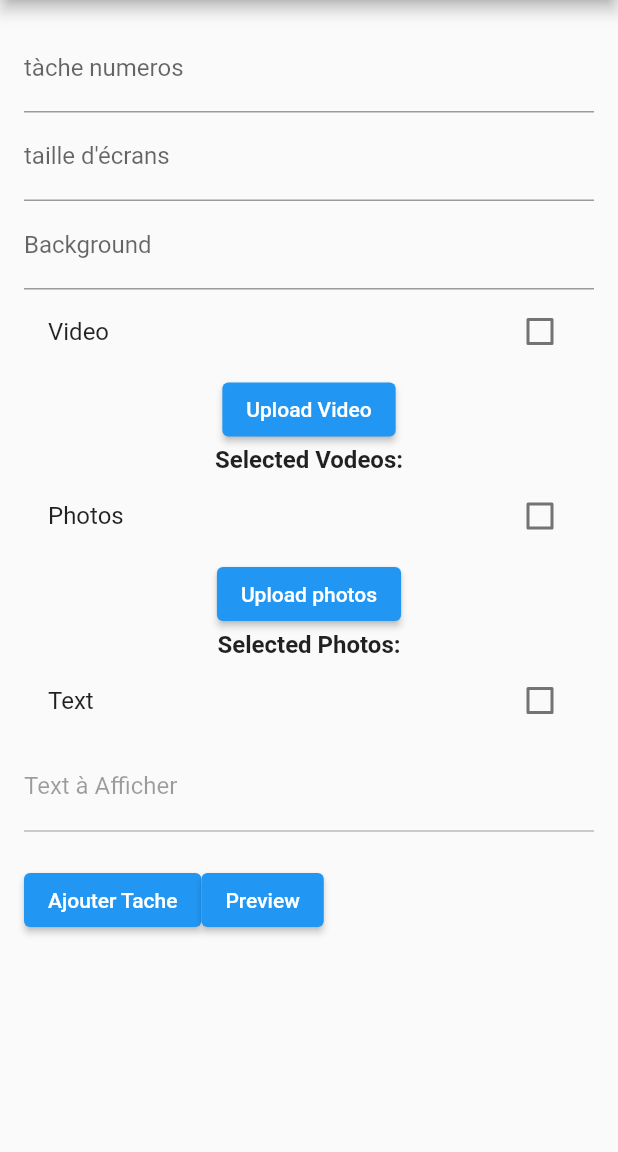
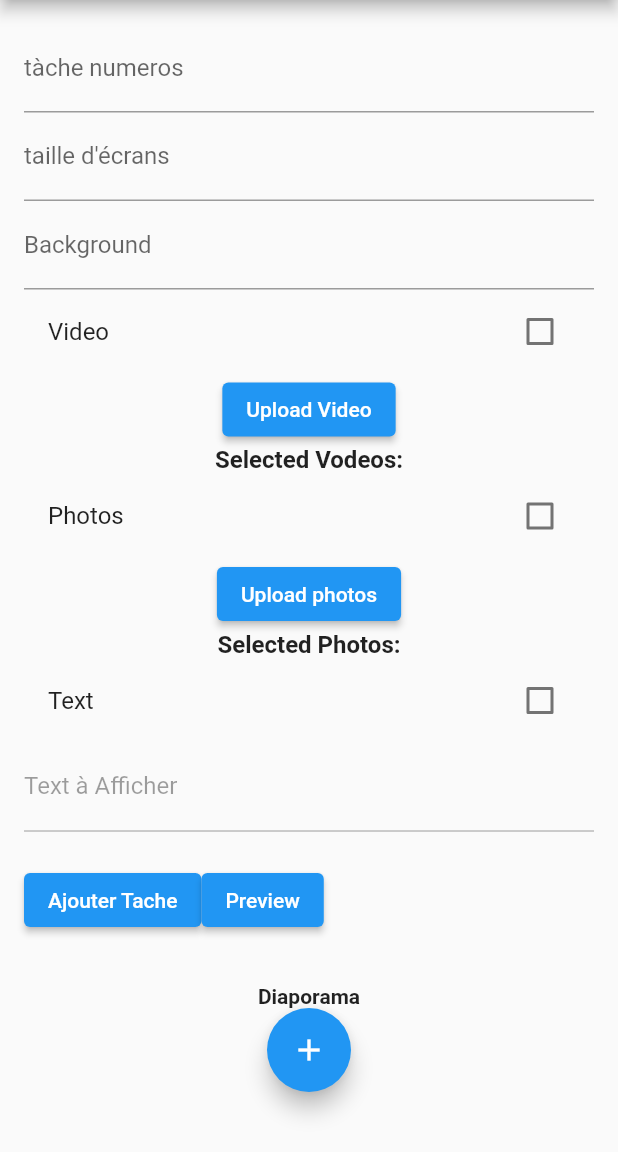
Before and after one commit to aminelinux/pubAppClient, a Flutter app: the screen it shows after launch, after a tap on "Ajouter Tache", on a phone screen of 412 x 824 dp, the part 84-1236 px from its top. Run offline on Flutter 3.47's test engine with Material 2 defaults, Android fonts, the phone set to English and light mode, and no system bars; our stand-ins replace file_picker; network calls fail.

Commit message:
dropdown fixes

```diff
--- a/lib/main.dart
+++ b/lib/main.dart
@@ -1,11 +1,64 @@
 import 'dart:convert';
+//import 'dart:html';
 import 'dart:io';
 
+import 'package:flutter/foundation.dart';
 import 'package:flutter/material.dart';
 import 'package:file_picker/file_picker.dart';
 import 'package:http/http.dart' as http;
 
 void main() => runApp(const MyApp());
+
+class Diaporama {
+  String name;
+  String date;
+
+  List<Taches>? tache;
+
+  Diaporama(this.name, this.date, [this.tache]);
+
+  Map toJson() {
+    List<Map>? tache =
+        this.tache != null ? this.tache!.map((i) => i.toJson()).toList() : null;
+    return {
+      'name': name,
+      'date': name,
+      'tache': tache,
+    };
+  }
+
+  @override
+  String toString() {
+    return '{ ${this.name}, ${this.date}, ${this.tache} }';
+  }
+}
+
+class Taches {
+  String kindOf;
+  String link;
+  int periode;
+
+  Taches(this.kindOf, this.link, this.periode);
+
+  Map toJson() => {
+        'kindOf': kindOf,
+        'link': link,
+        'periode': periode,
+      };
+}
+
+class VideosJson {
+  int id_video = 0;
+  String video = "";
+  String date = "";
+
+  VideosJson(this.id_video, this.video, this.date);
+
+  factory VideosJson.fromJson(dynamic json) {
+    return VideosJson(json('id_video') as int, json('video') as String,
+        json('date') as String);
+  }
+}
 
 class MyApp extends StatelessWidget {
   const MyApp({super.key});
@@ -56,13 +109,91 @@ class _MyCustomFormState extends State<MyCustomForm> {
   String _previewPhoto =
       "http://localhost/pubserver/images/bison-3840x2160-grand-teton-national-park-wyoming-usa-bing-microsoft-23142.jpg";
 
+  // path to save
   String? _videoPath = '';
   String? _photoPath = '';
   String? _textPath = '';
 
   late Socket socket;
 
+  Diaporama? diapo;
+
+  //list of diapo widget
+  final List<Widget> _diapoList = [];
+
+  void _addDiapoWidget() {
+    setState(() {
+      getImageServer();
+      _diapoList.add(_diaWidget());
+    });
+  }
+
+  Widget _diaWidget() {
+    String? _value;
+    return Container(
+      height: 80,
+      margin: const EdgeInsets.only(top: 5, left: 8, right: 8),
+      decoration: BoxDecoration(
+        borderRadius: BorderRadius.circular(16),
+        color: Colors.orangeAccent[100],
+      ),
+      child: Row(
+        children: [
+          DropdownButton(
+            selectedItemBuilder: (BuildContext context) {
+              return imgUrl.map<Widget>((item) {
+                return Text('item $item');
+              }).toList();
+            },
+            items: imgUrl.map((item) {
+              return DropdownMenuItem<String>(
+                value: item,
+                child: Text('Log $item'),
+              );
+            }).toList(),
+            onChanged: (value) {
+              setState(() {
+                print("the value is");
+                print(value);
+                _value = value;
+              });
+            },
+            value: _value,
+            hint: const Text("select image"),
+            disabledHint: const Text('Disabled'),
+          )
+        ],
+      ),
+    );
+  }
+
+  void sendDiaapo() {
+    List<Taches> tachetest = [
+      Taches(
+          'photo',
+          "http://localhost/pubserver/images/bison-3840x2160-grand-teton-national-park-wyoming-usa-bing-microsoft-23142.jpg",
+          4),
+      Taches(
+          'photo',
+          "https://www.tunisienumerique.com/wp-content/uploads/2019/08/Tunisie-Telecom.png",
+          10),
+      Taches('video', "http://localhost/pubserver/videos/ERA%20-%20Ameno.mp4",
+          230),
+    ];
+    String jsonTache = jsonEncode(tachetest);
+    print(jsonTache);
+
+    diapo = Diaporama('firstTest', '20/20/2022', tachetest);
+    String jsonDiapo = jsonEncode(diapo);
+    print(jsonDiapo);
+  }
+
   List _images = [];
+  List<String> imgUrl = [];
+  List _videos = [];
+  List<String> VidUrl = [];
+  List _txts = [];
+  List<String> txtUrl = [];
 
   void preview() {
     //preview widget state
@@ -77,6 +208,7 @@ class _MyCustomFormState extends State<MyCustomForm> {
     print("element Previewed");
   }
 
+  //send and save images to server MySQL
   Future sendImage() async {
     var uri = "http://localhost/pubserver/create.php";
     var request = http.MultipartRequest('POST', Uri.parse(uri));
@@ -95,7 +227,7 @@ class _MyCustomFormState extends State<MyCustomForm> {
           ScaffoldMessenger.of(context).showSnackBar(snackBar);
 
           //get new list images
-          getImageServer();
+          //getImageServer();
         });
       }).catchError((e) {
         print(e);
@@ -103,19 +235,19 @@ class _MyCustomFormState extends State<MyCustomForm> {
     }
   }
 
+  //get List of images names from server
   Future getImageServer() async {
     try {
       final response =
           await http.get(Uri.parse("http://localhost/pubserver/list.php"));
       print(response.statusCode);
       if (response.statusCode == 200) {
-        print('if response ok .');
-        print(response.body);
         final data = jsonDecode(response.body);
+        _images = data;
         setState(() {
-          _images = data;
+          imgUrl.clear();
           _images.forEach((element) {
-            print(element);
+            imgUrl.add(element['image']);
           });
         });
       }
@@ -125,6 +257,8 @@ class _MyCustomFormState extends State<MyCustomForm> {
     }
   }
 
+  //send and save videos to server MySQL
+  // problem with "Content-Length of 122163458 bytes exceeds the limit of 41943040 bytes"
   Future sendVideo() async {
     //http POST video
     var uri = "http://localhost/pubserver/videoup.php";
@@ -143,7 +277,7 @@ class _MyCustomFormState extends State<MyCustomForm> {
           final snackBar = SnackBar(content: Text(message['message']));
           ScaffoldMessenger.of(context).showSnackBar(snackBar);
           //get video for preview
-          getVideoServer();
+          //getVideoServer();
         });
       }).catchError((e) {
         print(e);
@@ -151,6 +285,7 @@ class _MyCustomFormState extends State<MyCustomForm> {
     }
   }
 
+  //get List of videos names from server
   Future getVideoServer() async {
     try {
       final response = await http
@@ -160,10 +295,11 @@ class _MyCustomFormState extends State<MyCustomForm> {
         print('if response ok .');
         print(response.body);
         final data = jsonDecode(response.body);
+        _videos = data;
         setState(() {
-          _images = data;
-          _images.forEach((element) {
-            print(element);
+          VidUrl.clear();
+          _videos.forEach((element) {
+            VidUrl.add(element['video']);
           });
         });
       }
@@ -173,6 +309,7 @@ class _MyCustomFormState extends State<MyCustomForm> {
     }
   }
 
+  //send and save Text to server MySQL
   Future sendText() async {
     //http POST video
     var uri = "http://localhost/pubserver/textup.php";
@@ -184,11 +321,12 @@ class _MyCustomFormState extends State<MyCustomForm> {
       // show snackbar if input data successfully
       // final snackBar = SnackBar(content: Text(message['message']));
       // ScaffoldMessenger.of(context).showSnackBar(snackBar);
-      //get video for preview
-      getText();
+      //get Text for preview
+      //getText();
     }
   }
 
+  //get List of Text names from server
   Future getText() async {
     try {
       final response =
@@ -198,10 +336,10 @@ class _MyCustomFormState extends State<MyCustomForm> {
         print('if response ok .');
         print(response.body);
         final data = jsonDecode(response.body);
+        _txts = data;
         setState(() {
-          _images = data;
-          _images.forEach((element) {
-            print(element);
+          _txts.forEach((element) {
+            txtUrl.add(element['contenu']);
           });
         });
       }
@@ -211,6 +349,7 @@ class _MyCustomFormState extends State<MyCustomForm> {
     }
   }
 
+  // commit videos,Images,Text choices to send to server
   void commitChanges() async {
     //send data to server
     // ....
@@ -233,7 +372,7 @@ class _MyCustomFormState extends State<MyCustomForm> {
 
       await getText();
     }
-    print(socket.length);
+    //print(socket.length);
     socket.add(utf8.encode('Update'));
     print(_videoPath);
     print(_photoPath);
@@ -241,6 +380,7 @@ class _MyCustomFormState extends State<MyCustomForm> {
     print("Changes Committted");
   }
 
+  //send signals to lcd to update their state and take the new pub
   void newChanges() async {
     Socket.connect("localhost", 9000).then((Socket sock) {
       socket = sock;
@@ -292,6 +432,8 @@ class _MyCustomFormState extends State<MyCustomForm> {
 
   @override
   void initState() {
+    sendDiaapo();
+    getImageServer();
     super.initState();
     newChanges();
     // Start listening to changes.
@@ -517,7 +659,7 @@ class _MyCustomFormState extends State<MyCustomForm> {
                       ],
                     ),
                   ),
-                  Row(children: [
+                  Row(children: <Widget>[
                     ElevatedButton(
                         onPressed: (() => setState(() {
                               commitChanges();
@@ -540,6 +682,32 @@ class _MyCustomFormState extends State<MyCustomForm> {
                 ],
               ),
             ),
+            Padding(
+              padding: const EdgeInsets.all(16.0),
+              child: Column(
+                children: [
+                  const Text("Diaporama",
+                      style: TextStyle(fontWeight: FontWeight.bold)),
+                  FloatingActionButton(
+                    onPressed: _addDiapoWidget,
+                    tooltip: 'Add',
+                    child: const Icon(Icons.add),
+                  ),
+                  Column(
+                    children: [
+                      ListView.builder(
+                          scrollDirection: Axis.vertical,
+                          shrinkWrap: true,
+                          itemCount: _diapoList.length,
+                          itemBuilder: ((context, index) {
+                            return _diapoList[index];
+                          }))
+                    ],
+                  ),
+                  // MyDiaporama(),
+                ],
+              ),
+            )
           ],
         ),
       ),
```
